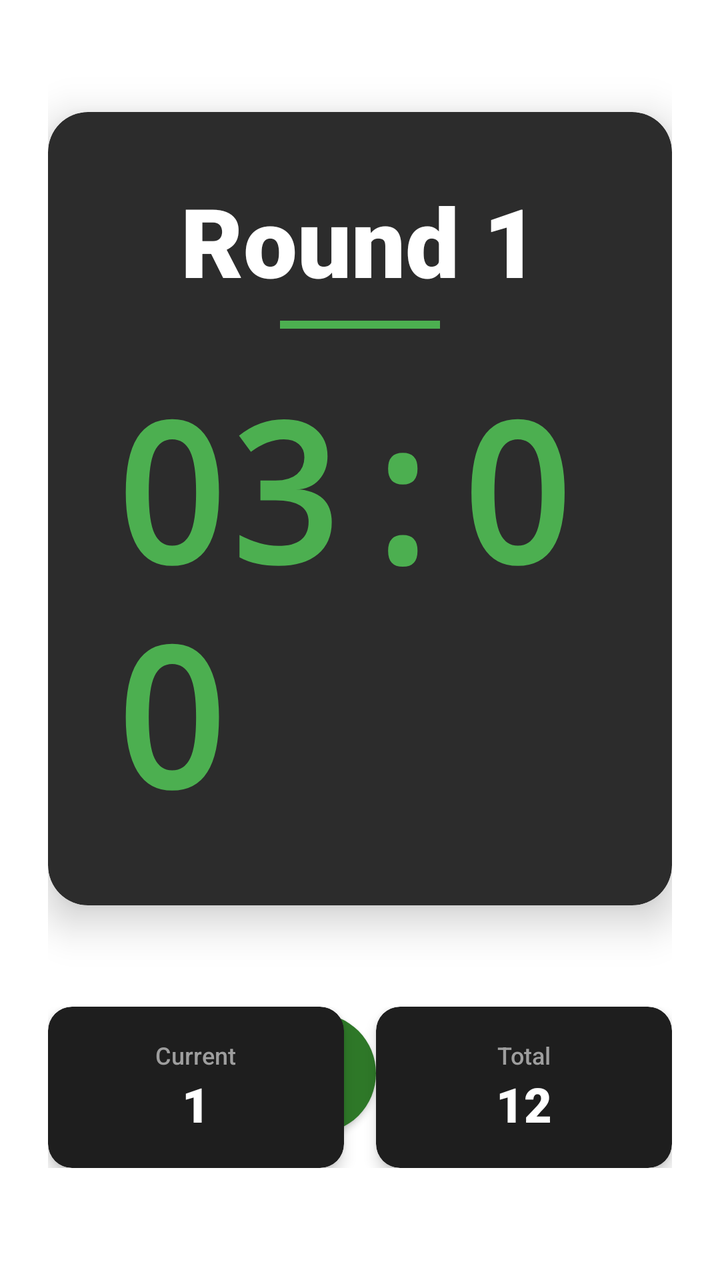
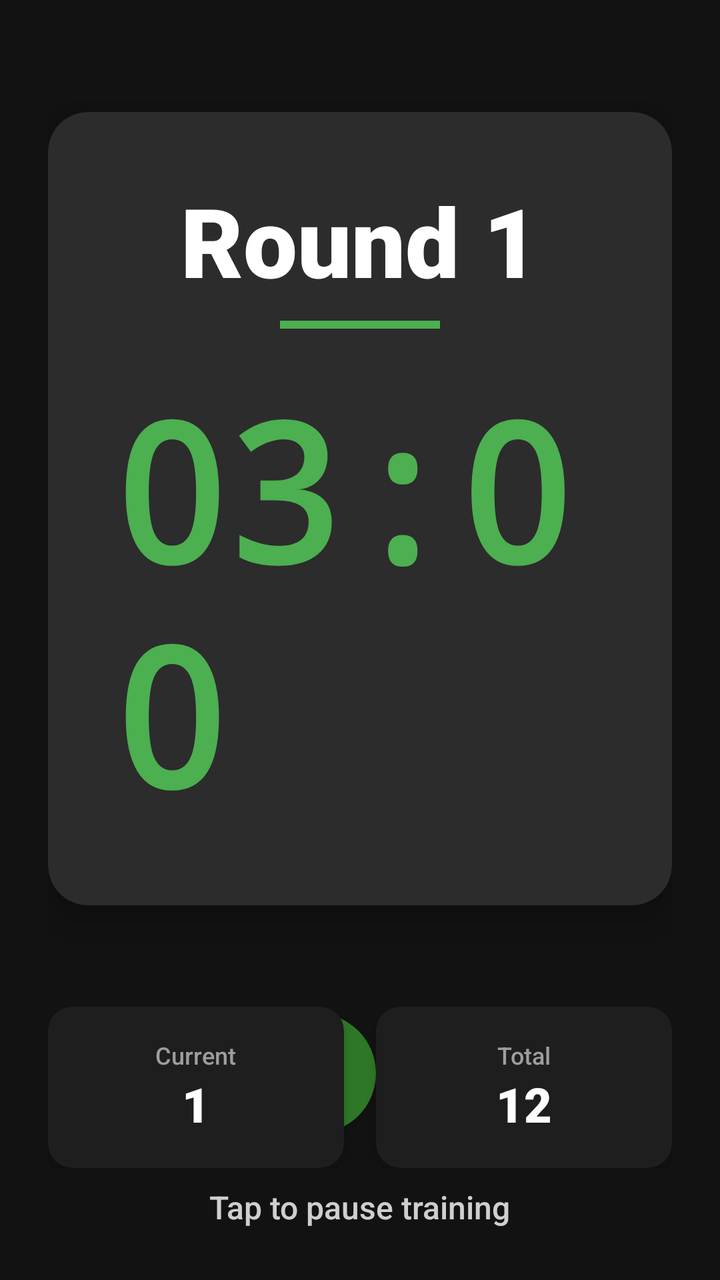

An Android layout rendered at two revisions. The XML below is the earlier revision; the diff shows what the commit changed to produce the second picture.
<!-- AndroidManifest.xml: application theme Theme.SparTime -->
<!-- res/layout/fragment_second.xml -->
<?xml version="1.0" encoding="utf-8"?>
<androidx.constraintlayout.widget.ConstraintLayout xmlns:android="http://schemas.android.com/apk/res/android"
    xmlns:app="http://schemas.android.com/apk/res-auto"
    android:id="@+id/fragment_second"
    android:layout_width="match_parent"
    android:layout_height="match_parent"
    android:padding="24dp">

    <com.google.android.material.card.MaterialCardView
        android:id="@+id/round_info_card"
        android:layout_width="match_parent"
        android:layout_height="wrap_content"
        android:layout_marginTop="32dp"
        app:cardBackgroundColor="@color/surface"
        app:cardCornerRadius="20dp"
        app:cardElevation="12dp"
        app:layout_constraintEnd_toEndOf="parent"
        app:layout_constraintStart_toStartOf="parent"
        app:layout_constraintTop_toTopOf="parent">

        <LinearLayout
            android:layout_width="match_parent"
            android:layout_height="wrap_content"
            android:gravity="center"
            android:orientation="vertical"
            android:padding="32dp">

            <TextView
                android:id="@+id/roundNum"
                android:layout_width="wrap_content"
                android:layout_height="wrap_content"
                android:fontFamily="sans-serif-black"
                android:text="Round 1"
                android:textColor="@color/white"
                android:textSize="48sp" />

            <View
                android:layout_width="80dp"
                android:layout_height="4dp"
                android:layout_marginTop="8dp"
                android:layout_marginBottom="16dp"
                android:background="@color/timer_active" />

            <TextView
                android:id="@+id/timeCounter"
                android:layout_width="wrap_content"
                android:layout_height="wrap_content"
                android:fontFamily="monospace"
                android:text="03:00"
                android:textColor="@color/timer_active"
                android:textSize="96sp"
                android:textStyle="bold" />

        </LinearLayout>
    </com.google.android.material.card.MaterialCardView>

    <LinearLayout
        android:layout_width="match_parent"
        android:layout_height="wrap_content"
        android:layout_marginTop="48dp"
        android:gravity="center"
        android:orientation="vertical"
        app:layout_constraintEnd_toEndOf="parent"
        app:layout_constraintStart_toStartOf="parent"
        app:layout_constraintTop_toBottomOf="@id/round_info_card">

        <LinearLayout
            android:layout_width="wrap_content"
            android:layout_height="wrap_content"
            android:gravity="center"
            android:orientation="horizontal">

            <com.google.android.material.button.MaterialButton
                android:id="@+id/roundFragmentBtn"
                android:layout_width="160dp"
                android:layout_height="72dp"
                android:layout_marginEnd="12dp"
                android:fontFamily="sans-serif-black"
                android:text="PAUSE"
                android:textSize="20sp"
                app:backgroundTint="@color/primary_green"
                app:cornerRadius="36dp"
                app:icon="@android:drawable/ic_media_pause"
                app:iconGravity="textStart"
                app:iconPadding="8dp"
                app:iconSize="28dp" />

            <com.google.android.material.button.MaterialButton
                android:id="@+id/stopTrainingBtn"
                android:layout_width="120dp"
                android:layout_height="72dp"
                android:layout_marginStart="12dp"
                android:fontFamily="sans-serif-black"
                android:text="STOP"
                android:textSize="20sp"
                app:backgroundTint="@color/accent_red"
                app:cornerRadius="36dp" />

        </LinearLayout>

        <TextView
            android:id="@+id/pauseHintText"
            android:layout_width="wrap_content"
            android:layout_height="wrap_content"
            android:layout_marginTop="20dp"
            android:alpha="0.8"
            android:fontFamily="sans-serif-medium"
            android:text="Tap to pause training"
            android:textColor="@color/white"
            android:textSize="16sp" />

    </LinearLayout>

    <LinearLayout
        android:layout_width="match_parent"
        android:layout_height="wrap_content"
        android:layout_marginBottom="32dp"
        android:gravity="center"
        android:orientation="horizontal"
        app:layout_constraintBottom_toBottomOf="parent"
        app:layout_constraintEnd_toEndOf="parent"
        app:layout_constraintStart_toStartOf="parent">

        <com.google.android.material.card.MaterialCardView
            android:layout_width="0dp"
            android:layout_height="wrap_content"
            android:layout_marginEnd="8dp"
            android:layout_weight="1"
            app:cardBackgroundColor="@color/background_secondary"
            app:cardCornerRadius="12dp"
            app:cardElevation="4dp">

            <LinearLayout
                android:layout_width="match_parent"
                android:layout_height="wrap_content"
                android:gravity="center"
                android:orientation="vertical"
                android:padding="16dp">

                <TextView
                    android:layout_width="wrap_content"
                    android:layout_height="wrap_content"
                    android:fontFamily="sans-serif-medium"
                    android:text="Current"
                    android:textColor="@color/gray_medium"
                    android:textSize="12sp" />

                <TextView
                    android:id="@+id/current_round_indicator"
                    android:layout_width="wrap_content"
                    android:layout_height="wrap_content"
                    android:fontFamily="sans-serif-black"
                    android:text="1"
                    android:textColor="@color/white"
                    android:textSize="24sp" />

            </LinearLayout>
        </com.google.android.material.card.MaterialCardView>

        <com.google.android.material.card.MaterialCardView
            android:layout_width="0dp"
            android:layout_height="wrap_content"
            android:layout_marginStart="8dp"
            android:layout_weight="1"
            app:cardBackgroundColor="@color/background_secondary"
            app:cardCornerRadius="12dp"
            app:cardElevation="4dp">

            <LinearLayout
                android:layout_width="match_parent"
                android:layout_height="wrap_content"
                android:gravity="center"
                android:orientation="vertical"
                android:padding="16dp">

                <TextView
                    android:layout_width="wrap_content"
                    android:layout_height="wrap_content"
                    android:fontFamily="sans-serif-medium"
                    android:text="Total"
                    android:textColor="@color/gray_medium"
                    android:textSize="12sp" />

                <TextView
                    android:id="@+id/total_rounds_indicator"
                    android:layout_width="wrap_content"
                    android:layout_height="wrap_content"
                    android:fontFamily="sans-serif-black"
                    android:text="12"
                    android:textColor="@color/white"
                    android:textSize="24sp" />

            </LinearLayout>
        </com.google.android.material.card.MaterialCardView>

    </LinearLayout>

</androidx.constraintlayout.widget.ConstraintLayout>
<!-- resources referenced by this layout -->
<resources>
  <color name="accent_red">#D32F2F</color>
  <color name="background_secondary">#1E1E1E</color>
  <color name="gray_medium">#9E9E9E</color>
  <color name="primary_green">#2E7828</color>
  <color name="surface">#2C2C2C</color>
  <color name="timer_active">#4CAF50</color>
  <color name="white">#FFFFFFFF</color>
  <style name="Theme.SparTime" parent="Theme.MaterialComponents.DayNight.DarkActionBar">
          
          <item name="colorPrimary">#782E2E</item>
          <item name="colorPrimaryVariant">#782E2E</item>
          <item name="colorOnPrimary">@color/white</item>
          
          <item name="colorSecondary">@color/teal_200</item>
          <item name="colorSecondaryVariant">@color/teal_700</item>
          <item name="colorOnSecondary">@color/black</item>
          
          <item name="android:statusBarColor" tools:targetApi="l">?attr/colorPrimaryVariant</item>
          
      </style>
  <color name="teal_200">#FF03DAC5</color>
  <color name="teal_700">#FF018786</color>
  <color name="black">#FF000000</color>
</resources>

<!-- the commit's change to res/layout/fragment_second.xml (unified diff, before → after) -->
@@ -4,6 +4,7 @@
     android:id="@+id/fragment_second"
     android:layout_width="match_parent"
     android:layout_height="match_parent"
+    android:background="@color/background_primary"
     android:padding="24dp">
 
     <com.google.android.material.card.MaterialCardView
<!-- resource entries referenced after the edit -->
@@ -1,27 +1,25 @@
 <!-- resources referenced by this layout -->
 <resources>
   <color name="accent_red">#D32F2F</color>
+  <color name="background_primary">#121212</color>
   <color name="background_secondary">#1E1E1E</color>
   <color name="gray_medium">#9E9E9E</color>
   <color name="primary_green">#2E7828</color>
   <color name="surface">#2C2C2C</color>
   <color name="timer_active">#4CAF50</color>
   <color name="white">#FFFFFFFF</color>
-  <style name="Theme.SparTime" parent="Theme.MaterialComponents.DayNight.DarkActionBar">
-          
-          <item name="colorPrimary">#782E2E</item>
-          <item name="colorPrimaryVariant">#782E2E</item>
+  <style name="Theme.SparTime" parent="Theme.MaterialComponents.DayNight.NoActionBar">
+          <item name="colorPrimary">@color/timer_active</item>
+          <item name="colorPrimaryVariant">@color/primary_green_dark</item>
           <item name="colorOnPrimary">@color/white</item>
-          
-          <item name="colorSecondary">@color/teal_200</item>
-          <item name="colorSecondaryVariant">@color/teal_700</item>
-          <item name="colorOnSecondary">@color/black</item>
-          
-          <item name="android:statusBarColor" tools:targetApi="l">?attr/colorPrimaryVariant</item>
-          
+          <item name="colorSecondary">@color/accent_orange</item>
+          <item name="colorOnSecondary">@color/white</item>
+          <item name="android:windowBackground">@color/background_primary</item>
+          <item name="android:statusBarColor">@color/background_primary</item>
+          <item name="android:navigationBarColor">@color/background_primary</item>
+          <item name="android:windowLightStatusBar" tools:targetApi="m">false</item>
       </style>
-  <color name="teal_200">#FF03DAC5</color>
-  <color name="teal_700">#FF018786</color>
-  <color name="black">#FF000000</color>
+  <color name="primary_green_dark">#1A4D16</color>
+  <color name="accent_orange">#FF6F00</color>
 </resources>
 
